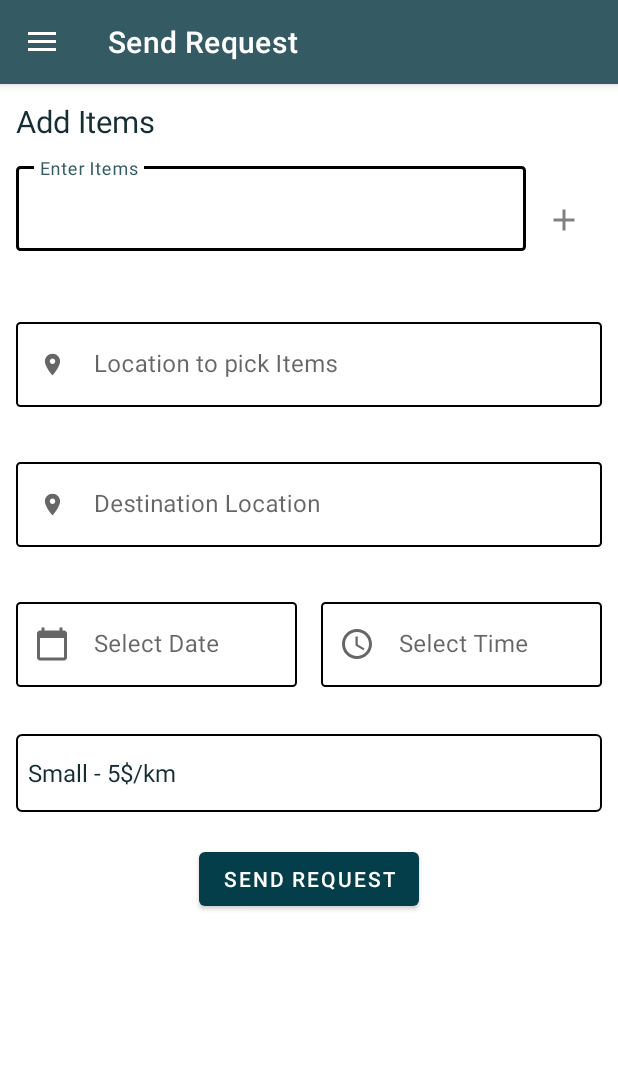
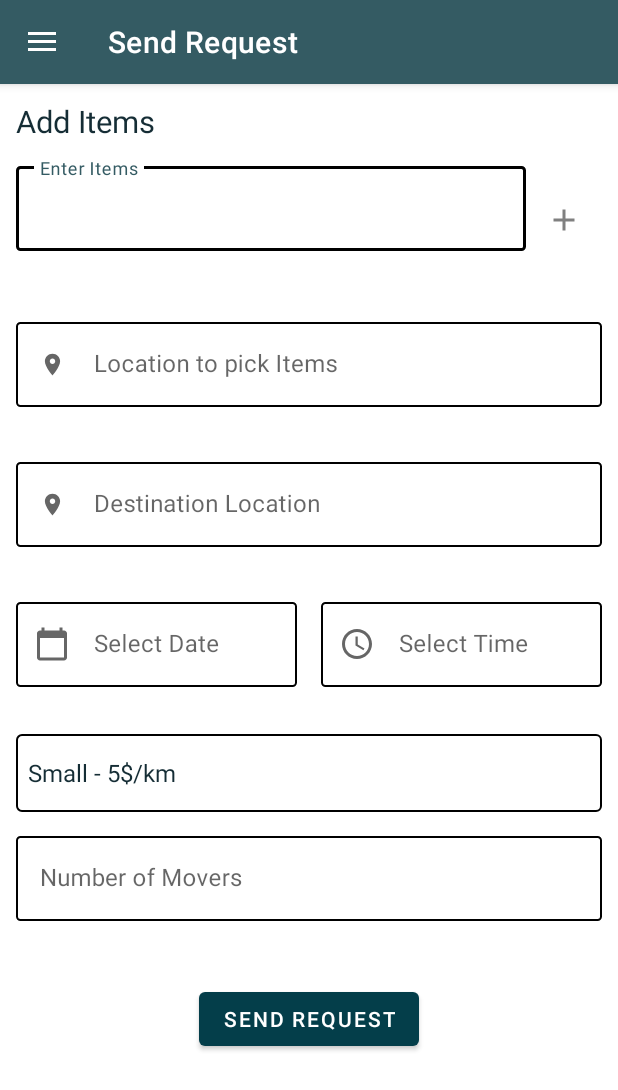
Before and after one commit to HarjeetGill/finalproject, an Android app: the CustomerActivity screen opened directly, with no data from a screen before it, on a phone screen of 412 x 824 dp. Shown: the top 1090 px of the screen. Run offline under Robolectric (Android 15) with nearby library versions, the phone set to English and light mode, and no system bars; our stand-ins replace Firebase (no records; nobody signed in at launch, a user with empty details on screens opened directly), data binding, navigation-ui, sdp/ssp sizes; 8 statements that could not run were skipped.

Commit message:
Save Customer shift request to database

```diff
--- a/app/src/main/res/layout/fragment_send_request.xml
+++ b/app/src/main/res/layout/fragment_send_request.xml
@@ -158,7 +158,7 @@
                     android:hint="@string/select_date"
                     android:inputType="text"
                     android:clickable="false"
-                    android:text="@{viewModel.date}"
+                    android:text="@={viewModel.date}"
                     android:cursorVisible="false"
                     android:focusable="false"
                     android:enabled="true"
@@ -188,7 +188,7 @@
                     android:hint="@string/select_time"
                     android:inputType="text"
                     android:clickable="false"
-                    android:text="@{viewModel.time}"
+                    android:text="@={viewModel.time}"
                     android:cursorVisible="false"
                     android:focusable="false"
                     android:enabled="true"
@@ -207,6 +207,31 @@
                 app:layout_constraintStart_toStartOf="parent"
                 app:layout_constraintTop_toBottomOf="@+id/tilTime" />
 
+            <com.google.android.material.textfield.TextInputLayout
+                android:id="@+id/tilNoOfMovers"
+                style="@style/CustomTextInputLayout"
+                android:layout_width="0dp"
+                android:layout_height="wrap_content"
+                android:layout_marginTop="@dimen/_8sdp"
+                app:errorEnabled="true"
+                app:errorText="@{viewModel.errorNoOfMovers}"
+                app:errorIconDrawable="@null"
+                app:layout_constraintEnd_toEndOf="parent"
+                app:layout_constraintStart_toStartOf="parent"
+                app:layout_constraintTop_toBottomOf="@+id/vehicleSpinner">
+
+                <com.google.android.material.textfield.TextInputEditText
+                    android:id="@+id/etNoOfMovers"
+                    android:layout_width="match_parent"
+                    android:layout_height="wrap_content"
+                    android:hint="@string/no_of_movers"
+                    android:inputType="text"
+                    android:text="@={viewModel.noOfMovers}"
+                    android:enabled="true"
+                    android:textColor="@color/colorText"
+                    android:textColorHint="@color/colorHint" />
+            </com.google.android.material.textfield.TextInputLayout>
+
             <Button
                 android:id="@+id/btnSendRequest"
                 android:layout_width="wrap_content"
@@ -217,7 +242,7 @@
                 android:layout_marginTop="@dimen/_16sdp"
                 app:layout_constraintEnd_toEndOf="parent"
                 app:layout_constraintStart_toStartOf="parent"
-                app:layout_constraintTop_toBottomOf="@+id/vehicleSpinner" />
+                app:layout_constraintTop_toBottomOf="@+id/tilNoOfMovers" />
         </androidx.constraintlayout.widget.ConstraintLayout>
 
     </ScrollView>
--- a/app/src/main/res/values/strings.xml
+++ b/app/src/main/res/values/strings.xml
@@ -56,6 +56,7 @@
     <string name="select_time">Select Time</string>
     <string name="tv_edit">Edit</string>
     <string name="tv_logout">Logout</string>
+    <string name="no_of_movers">Number of Movers</string>
 
     <string-array name="vehicle">
         <item>Small - 5$/km</item>
```
Also changed, not shown: app/src/main/java/com/techai/shiftme/data/model/Request.kt (added, +14 -0 lines), app/src/main/java/com/techai/shiftme/ui/customer/sendrequest/SendRequestFragment.java (+59 -0 lines), app/src/main/java/com/techai/shiftme/ui/customer/sendrequest/SendRequestViewModel.java (+23 -2 lines), app/src/main/java/com/techai/shiftme/utils/Constants.java (+11 -0 lines).
